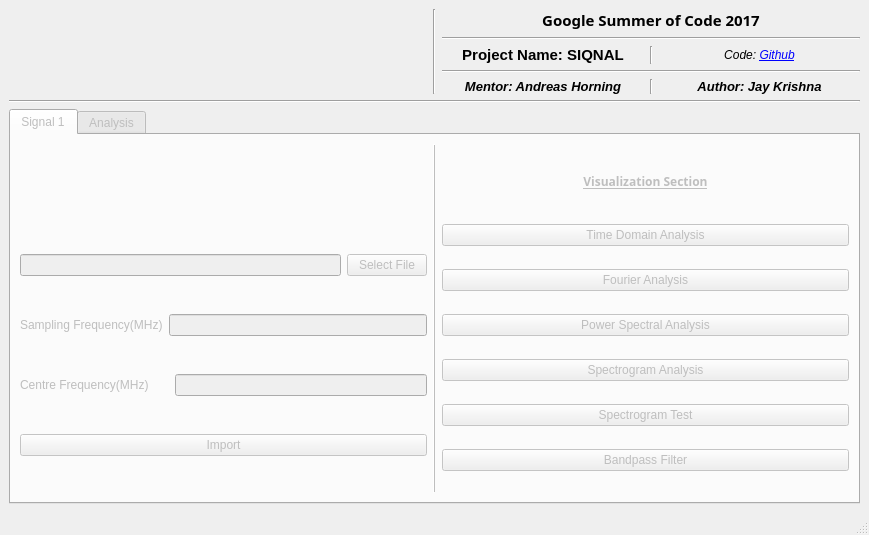
This is qt/analysisscreen.ui in aerospaceresearch/SiqNAL as Qt 5 draws it before an edit. The edited form follows.
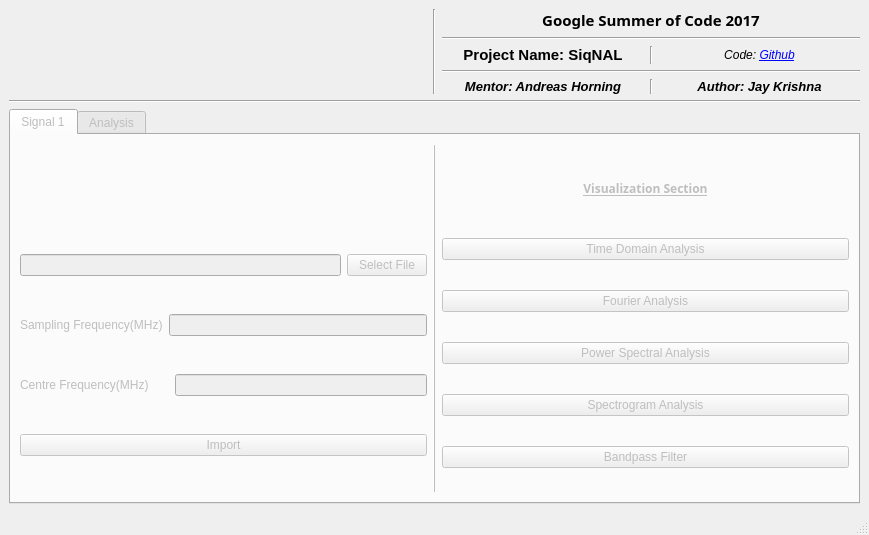
This is the edited form.

```diff
--- a/qt/analysisscreen.ui
+++ b/qt/analysisscreen.ui
@@ -96,7 +96,7 @@
                </font>
               </property>
               <property name="text">
-               <string>Project Name: SIQNAL</string>
+               <string>Project Name: SiqNAL</string>
               </property>
               <property name="alignment">
                <set>Qt::AlignCenter</set>
@@ -430,13 +430,6 @@
             </property>
            </widget>
           </item>
-          <item>
-           <widget class="QPushButton" name="Spectrogram2LaunchButton">
-            <property name="text">
-             <string>Spectrogram Test</string>
-            </property>
-           </widget>
-          </item>
           <item>
            <widget class="QPushButton" name="BandpassLaunchButton">
             <property name="text">
```
